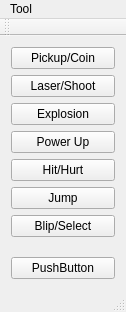
The window that mainwindow.ui (fenixnix/SFX8Bit) describes before a commit, drawn with Qt 5.
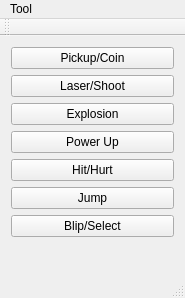
The same window after the commit.

What changed in the file:
```diff
--- a/mainwindow.ui
+++ b/mainwindow.ui
@@ -6,8 +6,8 @@
    <rect>
     <x>0</x>
     <y>0</y>
-    <width>126</width>
-    <height>312</height>
+    <width>185</width>
+    <height>298</height>
    </rect>
   </property>
   <property name="windowTitle">
@@ -83,13 +83,6 @@
       </property>
      </spacer>
     </item>
-    <item>
-     <widget class="QPushButton" name="pushButton">
-      <property name="text">
-       <string>PushButton</string>
-      </property>
-     </widget>
-    </item>
    </layout>
   </widget>
   <widget class="QMenuBar" name="menuBar">
@@ -97,7 +90,7 @@
     <rect>
      <x>0</x>
      <y>0</y>
-     <width>126</width>
+     <width>185</width>
      <height>22</height>
     </rect>
    </property>
```
